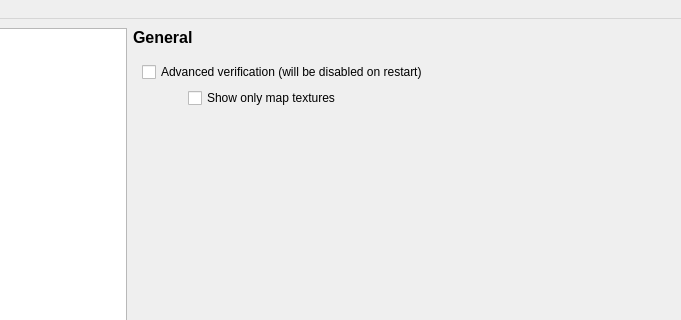
This is OTModules/OTGeneric/wpreferences.ui in pietr26/OMSI-Tools as Qt 5 draws it before an edit; both pictures show x 138 to 819 and y 0 to 320 of the 819 by 606 pixel window. The edited form follows.
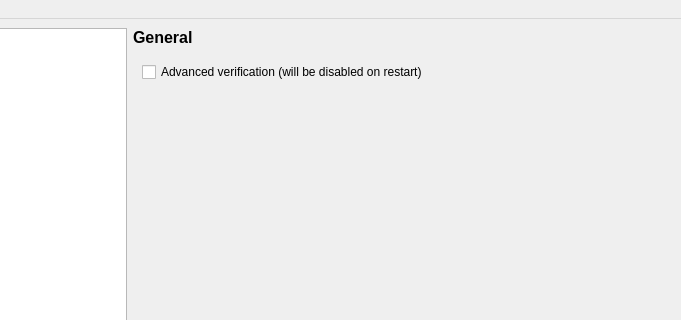
This is the edited form. The open tabs and pages were chosen to show the change. Icons and pictures are not drawn.

Commit message: removed unused "scan only map textures" checkbox

What changed in the file:
```diff
--- a/OTModules/OTGeneric/wpreferences.ui
+++ b/OTModules/OTGeneric/wpreferences.ui
@@ -575,29 +575,6 @@
            <layout class="QVBoxLayout" name="verticalLayout_2">
             <item>
              <layout class="QGridLayout" name="gridLayout_3">
-              <item row="1" column="1">
-               <widget class="QCheckBox" name="cbxOnlyMapTextures">
-                <property name="text">
-                 <string>Show only map textures</string>
-                </property>
-               </widget>
-              </item>
-              <item row="1" column="0">
-               <spacer name="horizontalSpacer_8">
-                <property name="orientation">
-                 <enum>Qt::Horizontal</enum>
-                </property>
-                <property name="sizeType">
-                 <enum>QSizePolicy::Fixed</enum>
-                </property>
-                <property name="sizeHint" stdset="0">
-                 <size>
-                  <width>40</width>
-                  <height>20</height>
-                 </size>
-                </property>
-               </spacer>
-              </item>
               <item row="0" column="0" colspan="2">
                <widget class="QCheckBox" name="cbxAdvancedVerifying">
                 <property name="sizePolicy">
```
Left out of the diff: 48 changed lines with no effect on the pictures. The commit also changes 2 other files.
